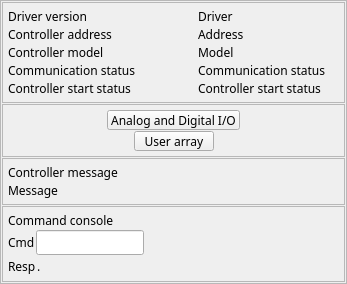
motorapp/Galil, file GalilSup/op/ui/galil_rio_ctrl.ui: the form before one commit.
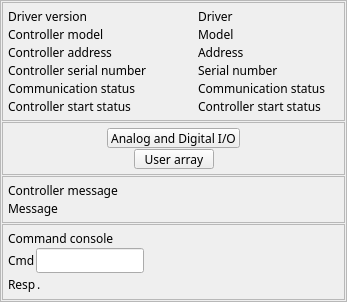
The form after the commit. Custom widgets are drawn as their Qt base class.

Commit message: Remove leading white space in command responses. Add serial num to gui

```diff
--- a/GalilSup/op/ui/galil_rio_ctrl.ui
+++ b/GalilSup/op/ui/galil_rio_ctrl.ui
@@ -7,7 +7,7 @@
     <x>0</x>
     <y>0</y>
     <width>347</width>
-    <height>261</height>
+    <height>283</height>
    </rect>
   </property>
   <property name="sizePolicy">
@@ -113,57 +113,6 @@
         </item>
        </layout>
       </item>
-      <item>
-       <layout class="QHBoxLayout" name="horizontalLayout_5" stretch="4,3">
-        <item>
-         <widget class="QLabel" name="label_3">
-          <property name="sizePolicy">
-           <sizepolicy hsizetype="Preferred" vsizetype="Preferred">
-            <horstretch>0</horstretch>
-            <verstretch>0</verstretch>
-           </sizepolicy>
-          </property>
-          <property name="font">
-           <font>
-            <family>Abyssinica SIL</family>
-            <pointsize>9</pointsize>
-           </font>
-          </property>
-          <property name="text">
-           <string>Controller address</string>
-          </property>
-         </widget>
-        </item>
-        <item>
-         <widget class="QELabel" name="qelabel_3">
-          <property name="sizePolicy">
-           <sizepolicy hsizetype="Minimum" vsizetype="Preferred">
-            <horstretch>0</horstretch>
-            <verstretch>0</verstretch>
-           </sizepolicy>
-          </property>
-          <property name="font">
-           <font>
-            <family>Abyssinica SIL</family>
-            <pointsize>9</pointsize>
-           </font>
-          </property>
-          <property name="layoutDirection">
-           <enum>Qt::LeftToRight</enum>
-          </property>
-          <property name="alignment">
-           <set>Qt::AlignLeading|Qt::AlignLeft|Qt::AlignVCenter</set>
-          </property>
-          <property name="variable" stdset="0">
-           <string>$(RIO)ADDRESS_MON</string>
-          </property>
-          <property name="text">
-           <string>Address</string>
-          </property>
-         </widget>
-        </item>
-       </layout>
-      </item>
       <item>
        <layout class="QHBoxLayout" name="horizontalLayout_6" stretch="4,3">
         <item>
@@ -209,6 +158,102 @@
         </item>
        </layout>
       </item>
+      <item>
+       <layout class="QHBoxLayout" name="horizontalLayout_5" stretch="4,3">
+        <item>
+         <widget class="QLabel" name="label_3">
+          <property name="sizePolicy">
+           <sizepolicy hsizetype="Preferred" vsizetype="Preferred">
+            <horstretch>0</horstretch>
+            <verstretch>0</verstretch>
+           </sizepolicy>
+          </property>
+          <property name="font">
+           <font>
+            <family>Abyssinica SIL</family>
+            <pointsize>9</pointsize>
+           </font>
+          </property>
+          <property name="text">
+           <string>Controller address</string>
+          </property>
+         </widget>
+        </item>
+        <item>
+         <widget class="QELabel" name="qelabel_3">
+          <property name="sizePolicy">
+           <sizepolicy hsizetype="Minimum" vsizetype="Preferred">
+            <horstretch>0</horstretch>
+            <verstretch>0</verstretch>
+           </sizepolicy>
+          </property>
+          <property name="font">
+           <font>
+            <family>Abyssinica SIL</family>
+            <pointsize>9</pointsize>
+           </font>
+          </property>
+          <property name="layoutDirection">
+           <enum>Qt::LeftToRight</enum>
+          </property>
+          <property name="alignment">
+           <set>Qt::AlignLeading|Qt::AlignLeft|Qt::AlignVCenter</set>
+          </property>
+          <property name="variable" stdset="0">
+           <string>$(RIO)ADDRESS_MON</string>
+          </property>
+          <property name="text">
+           <string>Address</string>
+          </property>
+         </widget>
+        </item>
+       </layout>
+      </item>
+      <item>
+       <layout class="QHBoxLayout" name="horizontalLayout_12" stretch="4,3">
+        <item>
+         <widget class="QLabel" name="label_11">
+          <property name="sizePolicy">
+           <sizepolicy hsizetype="Preferred" vsizetype="Preferred">
+            <horstretch>0</horstretch>
+            <verstretch>0</verstretch>
+           </sizepolicy>
+          </property>
+          <property name="font">
+           <font>
+            <family>Abyssinica SIL</family>
+            <pointsize>9</pointsize>
+           </font>
+          </property>
+          <property name="text">
+           <string>Controller serial number</string>
+          </property>
+         </widget>
+        </item>
+        <item>
+         <widget class="QELabel" name="qelabel_7">
+          <property name="sizePolicy">
+           <sizepolicy hsizetype="Preferred" vsizetype="Preferred">
+            <horstretch>0</horstretch>
+            <verstretch>0</verstretch>
+           </sizepolicy>
+          </property>
+          <property name="font">
+           <font>
+            <family>Abyssinica SIL</family>
+            <pointsize>9</pointsize>
+           </font>
+          </property>
+          <property name="variable" stdset="0">
+           <string>$(RIO)SERIALNUM_MON</string>
+          </property>
+          <property name="text">
+           <string>Serial number</string>
+          </property>
+         </widget>
+        </item>
+       </layout>
+      </item>
       <item>
        <layout class="QHBoxLayout" name="horizontalLayout_7" stretch="4,3">
         <item>
@@ -680,7 +725,7 @@
            <bool>false</bool>
           </property>
           <property name="format" stdset="0">
-           <enum>QELabel::Default</enum>
+           <enum>QE::Default</enum>
           </property>
           <property name="arrayAction" stdset="0">
            <enum>QELabel::Ascii</enum>
```
Left out of the diff: 109 changed lines with no effect on the pictures. The commit also changes 6 other files.
